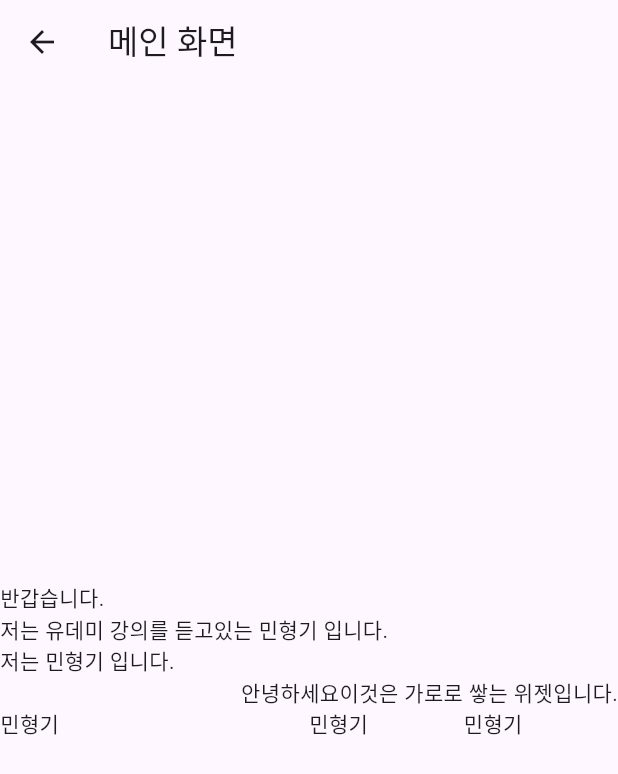
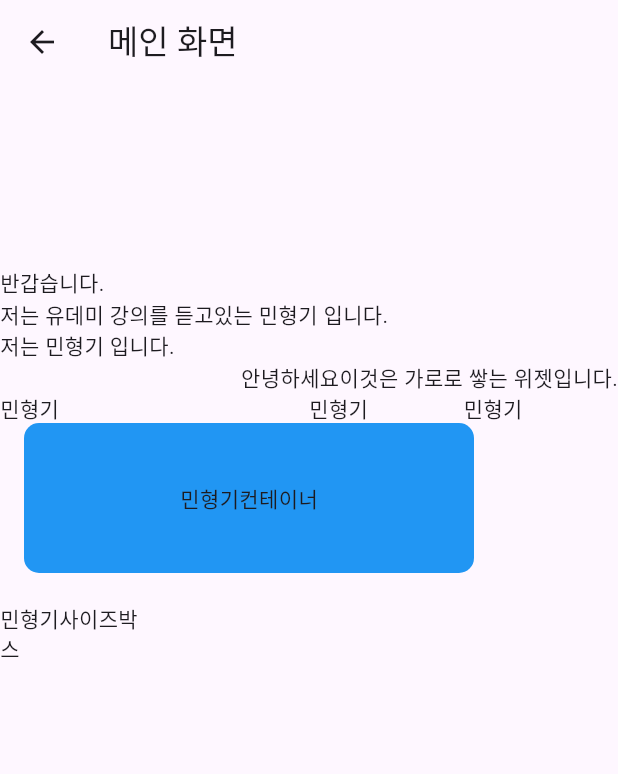
Before and after one commit to alsgudrl132/flutter-study, a Flutter app: the screen it shows after launch, on a phone screen of 412 x 824 dp. Shown: the top 774 px of the screen. Run offline on Flutter 3.47's test engine with Material 3 defaults, Android fonts, the phone set to English and light mode, and no system bars.

Commit message:
Container, SizedBox 위젯 사용법

```diff
--- a/lib/screen/main_screen.dart
+++ b/lib/screen/main_screen.dart
@@ -14,7 +14,7 @@ class _MainScreenState extends State<MainScreen> {
       appBar: AppBar(title: Text('메인 화면')),
       body: Center(
         /// 세로로 위젯을 쌓아서 정렬하는 위젯
-        child: const Column(
+        child: Column(
           mainAxisAlignment: MainAxisAlignment.center,
           crossAxisAlignment: CrossAxisAlignment.start,
           children: [
@@ -30,11 +30,24 @@ class _MainScreenState extends State<MainScreen> {
             Row(
               children: [
                 Expanded(flex: 2, child: Text("민형기")),
+
                 /// Expanded의 flex 기본값은 1이다
                 Expanded(child: Text("민형기")),
                 Expanded(child: Text("민형기")),
               ],
             ),
+            Container(
+              width: 300,
+              height: 100,
+              margin: EdgeInsets.only(left: 16, bottom: 20),
+              alignment: Alignment.center,
+              child: Text("민형기컨테이너"),
+              decoration: BoxDecoration(
+                borderRadius: BorderRadius.circular(10),
+                color: Colors.blue,
+              ),
+            ),
+            SizedBox(width: 100, height: 300, child: Text("민형기사이즈박스")),
           ],
         ),
       ),
```
